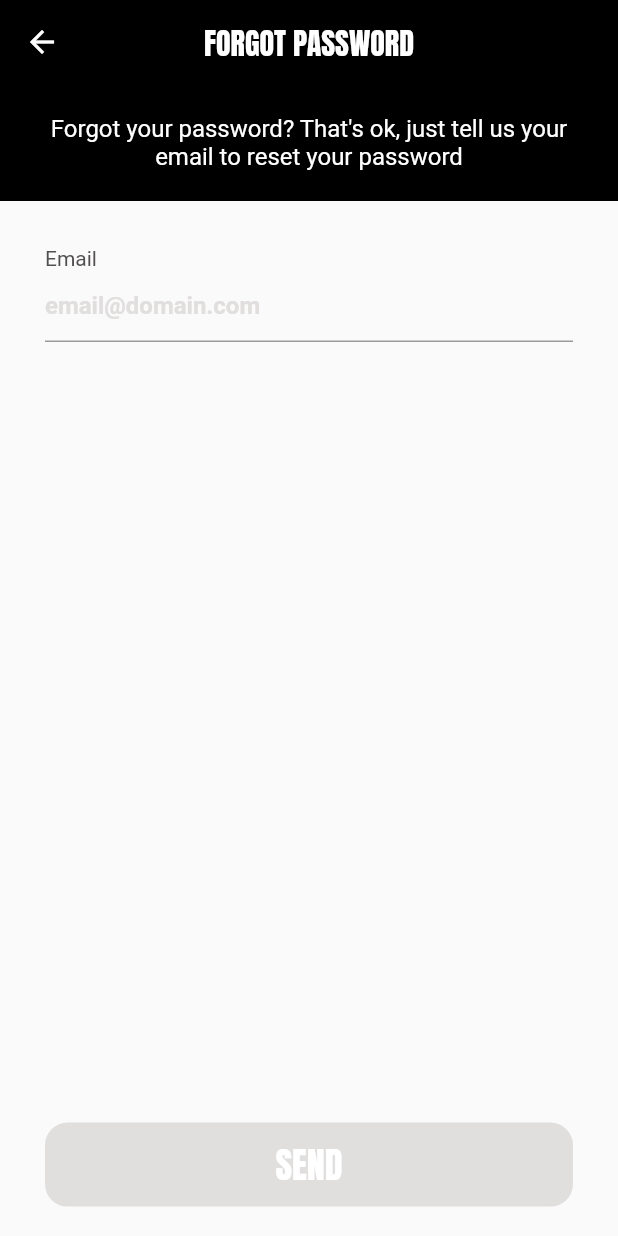
After one commit to udara94/hungry_jack, a Flutter app: the ForgotPasswordPage screen opened directly, on a phone screen of 412 x 824 dp. The commit adds this screen. Run offline on Flutter 3.47's test engine with Material 2 defaults, Android fonts, the phone set to English and light mode, and no system bars; our stand-ins replace carousel_slider, email_validator, google_fonts; missing offline and left inert: flutter_login_facebook.

Commit message:
forgot password screen

```diff
--- a/lib/resources/const.dart
+++ b/lib/resources/const.dart
@@ -19,4 +19,8 @@ class Const{
   static const password = "Password";
   static const forgotPassword = "FORGOT PASSWORD";
   static const enterValidEmail = "Please enter a valid email";
+
+  //forgot password screen
+  static const forgotPasswordDescription = "Forgot your password? That's ok, just tell us your email to reset your password";
+  static const send = "SEND";
 }
--- /dev/null
+++ b/lib/screens/forgot_password.dart
@@ -0,0 +1,141 @@
+import 'package:email_validator/email_validator.dart';
+import 'package:flutter/material.dart';
+import 'package:google_fonts/google_fonts.dart';
+import 'package:hungry_jack/resources/colors.dart';
+import 'package:hungry_jack/utilities/common.dart';
+
+import '../resources/const.dart';
+
+class ForgotPasswordPage extends StatefulWidget {
+  const ForgotPasswordPage({Key? key}) : super(key: key);
+
+  @override
+  State<ForgotPasswordPage> createState() => _ForgotPasswordPageState();
+}
+
+class _ForgotPasswordPageState extends State<ForgotPasswordPage> {
+  final _emailController = TextEditingController();
+  bool _isButtonEnable = false;
+
+  @override
+  Widget build(BuildContext context) {
+    return Scaffold(
+      appBar: AppBar(
+          backgroundColor: AppColors.black,
+          centerTitle: true,
+          title: Text(Const.forgotPassword,
+              style: GoogleFonts.anton(
+                textStyle:
+                    const TextStyle(fontSize: 20, color: AppColors.white),
+              ))),
+      body: SingleChildScrollView(
+        child: Column(
+          children: [
+            Container(
+              color: AppColors.black,
+              child: const Center(
+                child: Padding(
+                  padding: EdgeInsets.symmetric(horizontal: 30, vertical: 20),
+                  child: Text(
+                    Const.forgotPasswordDescription,
+                    style: TextStyle(color: AppColors.white, fontSize: 16),
+                    textAlign: TextAlign.center,
+                  ),
+                ),
+              ),
+            ),
+            Container(
+              height: CommonUtils.getDeviceHeight(context) * 0.85,
+              child: Padding(
+                padding:
+                    const EdgeInsets.symmetric(horizontal: 30, vertical: 30),
+                child: Stack(
+                  children: [
+                    Column(
+                      crossAxisAlignment: CrossAxisAlignment.start,
+                      mainAxisAlignment: MainAxisAlignment.start,
+                      children: [
+                        const Text(
+                          Const.email,
+                          style: TextStyle(color: AppColors.ash),
+                        ),
+                        Form(
+                          autovalidateMode: AutovalidateMode.onUserInteraction,
+                          child: TextFormField(
+                            onChanged: (val) {
+                              validateForm();
+                            },
+                            controller: _emailController,
+                            validator: (value) =>
+                                EmailValidator.validate(value ?? "")
+                                    ? null
+                                    : Const.enterValidEmail,
+                            decoration: const InputDecoration(
+                                focusedBorder: UnderlineInputBorder(
+                                    borderSide: BorderSide(
+                                        color: AppColors.black, width: 2.0)),
+                                border: UnderlineInputBorder(
+                                    borderSide: BorderSide(
+                                        width: 2.0, color: AppColors.black)),
+                                hintText: Const.placeholderEmail,
+                                hintStyle: TextStyle(
+                                    fontWeight: FontWeight.bold,
+                                    color: AppColors.lightAsh)),
+                          ),
+                        ),
+                      ],
+                    ),
+                    Align(
+                      alignment: Alignment.bottomCenter,
+                      child: GestureDetector(
+                        onTap: () {},
+                        child: Container(
+                          decoration: BoxDecoration(
+                            color: _isButtonEnable
+                                ? AppColors.black
+                                : AppColors.lightAsh,
+                            borderRadius: BorderRadius.circular(15),
+                          ),
+                          child: Padding(
+                            padding: const EdgeInsets.only(top: 10, bottom: 10),
+                            child: Row(
+                              crossAxisAlignment: CrossAxisAlignment.center,
+                              mainAxisAlignment: MainAxisAlignment.center,
+                              children: [
+                                Text(
+                                  Const.send,
+                                  style: GoogleFonts.anton(
+                                      textStyle: const TextStyle(
+                                          fontSize: 24,
+                                          color: AppColors.white)),
+                                  textAlign: TextAlign.center,
+                                ),
+                              ],
+                            ),
+                          ),
+                        ),
+                      ),
+                    )
+                  ],
+                ),
+              ),
+            ),
+          ],
+        ),
+      ),
+    );
+  }
+
+  validateForm() {
+    if (_emailController.text != "" &&
+        EmailValidator.validate(_emailController.text)) {
+      setState(() {
+        _isButtonEnable = true;
+      });
+    } else {
+      setState(() {
+        _isButtonEnable = false;
+      });
+    }
+  }
+}
--- a/lib/screens/login.dart
+++ b/lib/screens/login.dart
@@ -2,6 +2,7 @@ import 'package:email_validator/email_validator.dart';
 import 'package:flutter/material.dart';
 import 'package:google_fonts/google_fonts.dart';
 import 'package:hungry_jack/resources/const.dart';
+import 'package:hungry_jack/screens/forgot_password.dart';
 
 import '../resources/colors.dart';
 
@@ -175,7 +176,8 @@ class _LoginPageState extends State<LoginPage> {
                             crossAxisAlignment: CrossAxisAlignment.center,
                             mainAxisAlignment: MainAxisAlignment.center,
                             children: [
-                              Text(
+                              GestureDetector(
+                                child: Text(
                                   Const.forgotPassword,
                                   style: GoogleFonts.anton(
                                       textStyle: const TextStyle(
@@ -184,6 +186,10 @@ class _LoginPageState extends State<LoginPage> {
                                           fontSize: 20,
                                           color: AppColors.ash)),
                                   textAlign: TextAlign.center,
+                                ),
+                                onTap: () {
+                                  moveToForgotPasswordPage();
+                                },
                               ),
                             ],
                           ),
@@ -213,4 +219,9 @@ class _LoginPageState extends State<LoginPage> {
       });
     }
   }
+
+  moveToForgotPasswordPage() {
+    Navigator.push(context,
+        MaterialPageRoute(builder: (context) => const ForgotPasswordPage()));
   }
+}
```
Lines whose indentation alone changed are shown as unchanged.
